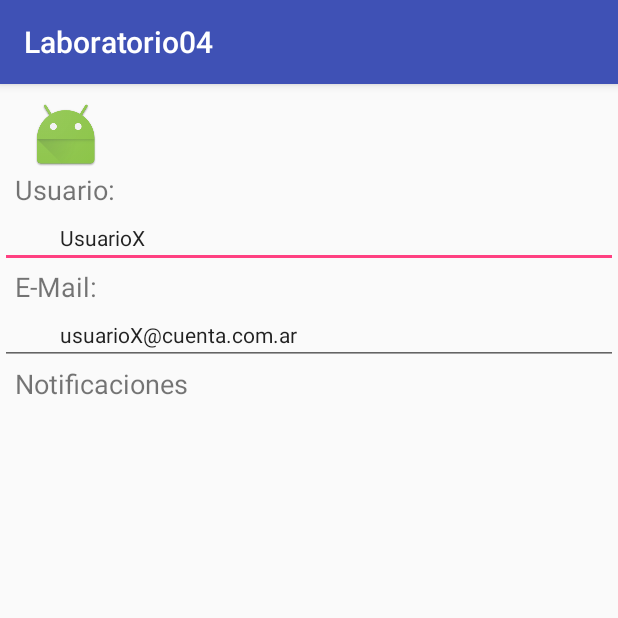
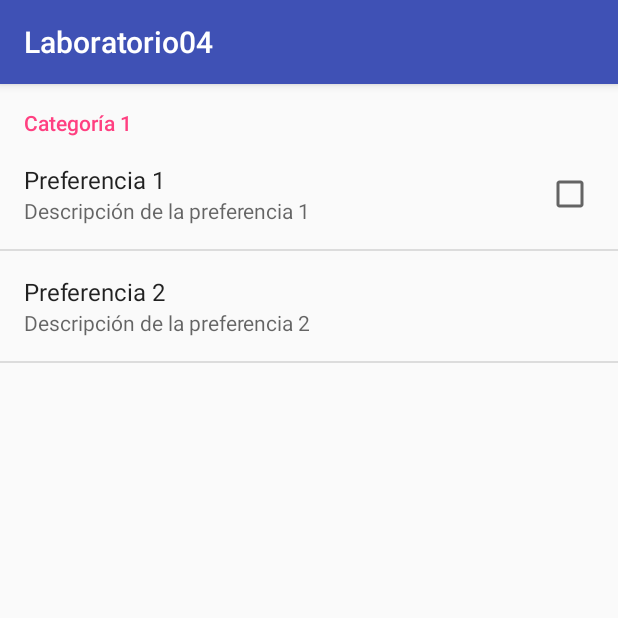
Before and after one commit to GuilleEKdeC/Laboratorio4v2, an Android app: the screen it shows after launch (ConfigurationActivity before the commit, ConfiguracionActivity after it), in the options menu, after a tap on "Configuracion", on a phone screen of 412 x 824 dp, the top half of it. Run offline under Robolectric (Android 15) with nearby library versions, the phone set to English and light mode, and no system bars.

```diff
--- a/app/src/main/AndroidManifest.xml
+++ b/app/src/main/AndroidManifest.xml
@@ -20,7 +20,8 @@
         </activity>
         <activity android:name=".ListaDepartamentosActivity"></activity>
         <activity android:name=".AltaReservaActivity"></activity>
-        <activity android:name=".ConfigurationActivity"></activity>
+        <activity android:name=".ConfiguracionActivity"></activity>
+
     </application>
 
 </manifest>
--- /dev/null
+++ b/app/src/main/java/dam/isi/frsf/utn/edu/ar/laboratorio4v2/ConfiguracionActivity.java
@@ -0,0 +1,23 @@
+package dam.isi.frsf.utn.edu.ar.laboratorio4v2;
+
+import android.os.Bundle;
+import android.support.v7.app.AppCompatActivity;
+
+
+public class ConfiguracionActivity extends AppCompatActivity {
+
+
+    /*------------------------------------- ON CREATE --------------------------------------------*/
+    protected void onCreate(Bundle savedInstanceState) {
+        super.onCreate(savedInstanceState);
+
+        getFragmentManager()    //sustituye el contenido de la pantalla (android.R.id.content) por el de nuestro fragment de preferencias recién definido
+                .beginTransaction()
+                .replace(android.R.id.content, new PreferenciasFragment())
+                .commit();
+    }//Fin ON CREATE
+
+
+
+
+}
--- a/app/src/main/java/dam/isi/frsf/utn/edu/ar/laboratorio4v2/MainActivity.java
+++ b/app/src/main/java/dam/isi/frsf/utn/edu/ar/laboratorio4v2/MainActivity.java
@@ -199,10 +199,10 @@ public class MainActivity extends AppCompatActivity implements NavigationView.On
 
         //noinspection SimplifiableIfStatement
         if (id == R.id.action_settings) {
-            Intent configurar = new Intent(this,ConfigurationActivity.class);
+            Intent configurar = new Intent(this,ConfiguracionActivity.class);
             //  tarea.putExtra("cantidadTrabajos",Integer.toString(listaTrabajos.size()));
-            startActivityForResult(configurar,0);
-            //startActivity(configurar);
+           // startActivityForResult(configurar,0);
+            startActivity(configurar);
             return true;
         }
 
--- /dev/null
+++ b/app/src/main/java/dam/isi/frsf/utn/edu/ar/laboratorio4v2/PreferenciasFragment.java
@@ -0,0 +1,14 @@
+package dam.isi.frsf.utn.edu.ar.laboratorio4v2;
+
+import android.os.Bundle;
+import android.preference.PreferenceFragment;
+
+public class PreferenciasFragment extends PreferenceFragment {
+
+    /*------------------------------------- ON CREATE --------------------------------------------*/
+    public void onCreate(Bundle savedInstanceState) {
+        super.onCreate(savedInstanceState);
+
+        addPreferencesFromResource(R.xml.preferencias);
+    }//Fin ON CREATE
+}
--- a/app/src/main/res/values/strings.xml
+++ b/app/src/main/res/values/strings.xml
@@ -6,4 +6,8 @@
     <string name="navigation_drawer_close">Ocultar Opciones</string>
 
     <string name="action_settings">Configuracion</string>
+
+    <string name="pref_título">Título</string>
+    <string name="pref_default">Default</string>
+
 </resources>
--- /dev/null
+++ b/app/src/main/res/xml/preferencias.xml
@@ -0,0 +1,16 @@
+<?xml version="1.0" encoding="utf-8"?>
+<PreferenceScreen xmlns:android="http://schemas.android.com/apk/res/android">
+
+    <PreferenceCategory android:title="Categoría 1">
+        <CheckBoxPreference
+            android:key="opcion1"
+            android:title="Preferencia 1"
+            android:summary="Descripción de la preferencia 1" />
+        <EditTextPreference
+            android:key="opcion2"
+            android:title="Preferencia 2"
+            android:summary="Descripción de la preferencia 2"
+            android:dialogTitle="Introduce valor" />
+    </PreferenceCategory>
+
+</PreferenceScreen>
```
